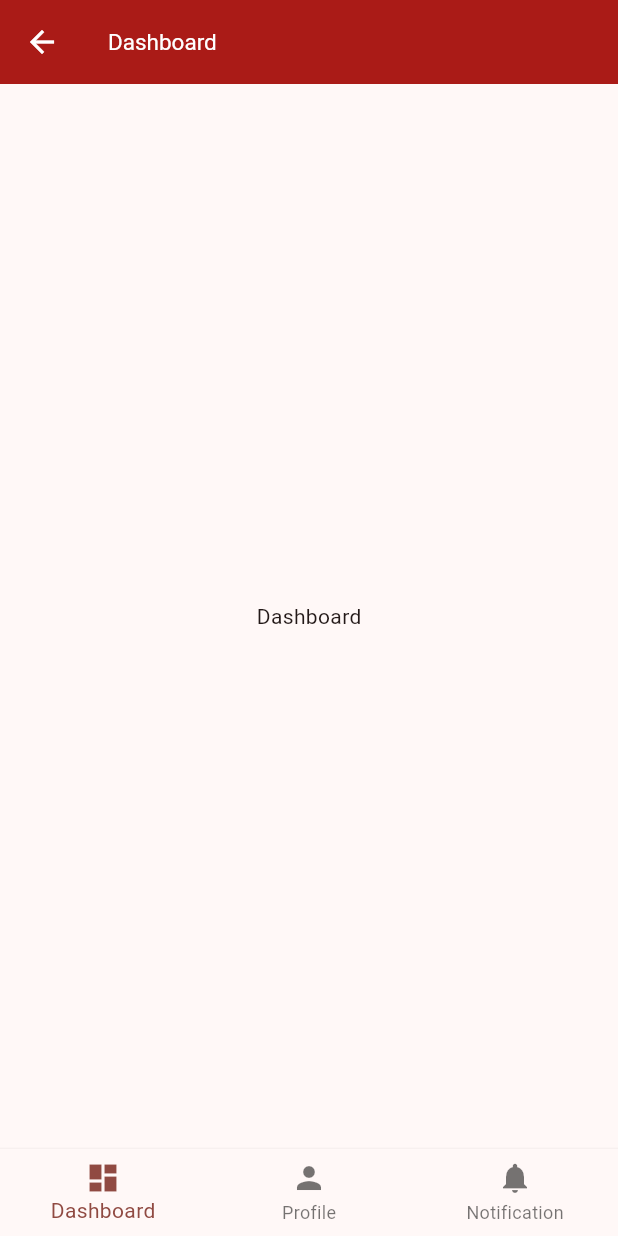
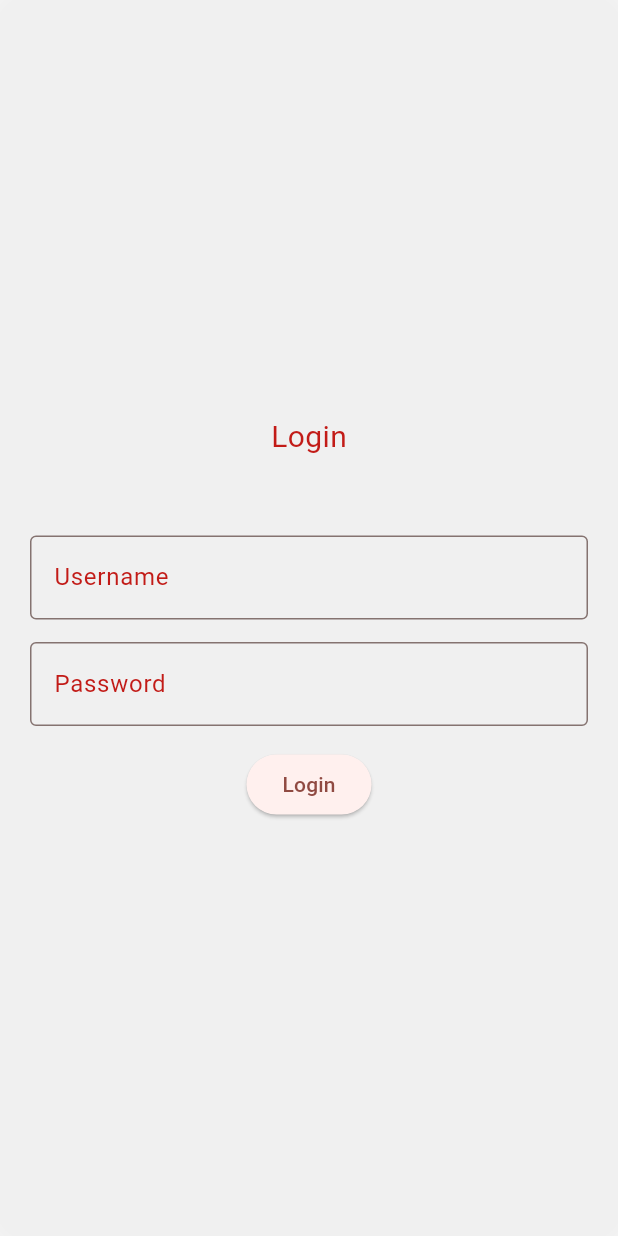
Before and after one commit to prashantfepale/imossadmin, a Flutter app: the screen it shows after launch, on a phone screen of 412 x 824 dp. Run offline on Flutter 3.47's test engine with Material 3 defaults, Android fonts, the phone set to English and light mode, and no system bars; our stand-ins replace get, google_fonts, sizer.

Commit message:
login form added

```diff
--- a/lib/modules/app/controller/login_controller.dart
+++ /dev/null
@@ -1,4 +0,0 @@
-import 'package:get/get.dart';
-
-class LoginController extends GetxController {
-}
--- a/lib/modules/app/view/app.dart
+++ b/lib/modules/app/view/app.dart
@@ -17,7 +17,7 @@ class _AppState extends State<App> {
     super.initState();
 
     Future.delayed(const Duration(milliseconds: 5000), () {
-      Get.toNamed(AppRoutes.dashboard);
+      Get.offAllNamed(AppRoutes.login);
     });
   }
 
--- a/lib/modules/dashboard/view/dashboard_view.dart
+++ b/lib/modules/dashboard/view/dashboard_view.dart
@@ -1,7 +1,7 @@
 import 'package:flutter/material.dart';
 import 'package:get/get.dart';
 
-import '../../../shared/routes/app_routes.dart';
+import '../../../shared/widget/bottom_navigation.dart';
 import '../controller/dashboard_controller.dart';
 
 class DashboardView extends GetView<DashboardController> {
@@ -16,31 +16,7 @@ class DashboardView extends GetView<DashboardController> {
       body: const Center(
         child: Text("Dashboard"),
       ),
-      bottomNavigationBar: BottomNavigationBar(
-        elevation: 2,
-        onTap: (value) {
-          if(value == 1) {
-            Get.toNamed(AppRoutes.notifications);
-          }
-          if(value == 2) {
-            Get.toNamed(AppRoutes.notifications);
-          }
-        },
-        items: const <BottomNavigationBarItem>[
-          BottomNavigationBarItem(
-            icon: Icon(Icons.dashboard),
-            label: 'Dashboard',
-          ),
-          BottomNavigationBarItem(
-            icon: Icon(Icons.person),
-            label: 'Profile',
-          ),
-          BottomNavigationBarItem(
-            icon: Icon(Icons.notifications),
-            label: 'Notification',
-          ),
-        ],
-      ),
+      bottomNavigationBar: customBottomNavigation(),
     );
   }
 }
--- a/lib/modules/login/binding/login_binding.dart
+++ b/lib/modules/login/binding/login_binding.dart
@@ -1,5 +1,6 @@
 import 'package:get/get.dart';
-import 'package:imossadmin/modules/app/controller/login_controller.dart';
+
+import '../controller/login_controller.dart';
 
 class LoginBinding extends Bindings {
   @override
--- /dev/null
+++ b/lib/modules/login/controller/login_controller.dart
@@ -0,0 +1,23 @@
+import 'package:flutter/material.dart';
+import 'package:get/get.dart';
+import 'package:imossadmin/shared/routes/app_routes.dart';
+
+class LoginController extends GetxController {
+  final TextEditingController username = TextEditingController();
+  final TextEditingController password = TextEditingController();
+
+  RxString errorString = "".obs;
+
+  login() {
+    String uname = username.text;
+    String passwd = password.text;
+    if (uname == "" || passwd == "") {
+      errorString.value = "Please enter username/password!";
+      return;
+    } else if (uname != "admin" || passwd != "admin") {
+      errorString.value = "Please enter username/password!";
+    } else {
+      Get.offAndToNamed(AppRoutes.dashboard);
+    }
+  }
+}
--- a/lib/modules/login/view/login.dart
+++ b/lib/modules/login/view/login.dart
@@ -1,29 +1,75 @@
 import 'package:flutter/material.dart';
 import 'package:get/get.dart';
+import 'package:imossadmin/modules/login/controller/login_controller.dart';
+import 'package:imossadmin/shared/style/app_colors.dart';
 
-import '../../../shared/routes/app_routes.dart';
-
-class Login extends StatefulWidget {
-  const Login({Key? key}) : super(key: key);
-
-  @override
-  State<Login> createState() => _AppState();
-}
-
-class _AppState extends State<Login> {
-  @override
-  void initState() {
-    super.initState();
-
-    Future.delayed(const Duration(milliseconds: 1000), () {
-      Get.toNamed(AppRoutes.LOGIN);
-    });
-  }
+class LoginView extends GetView<LoginController> {
+  const LoginView({super.key});
 
   @override
   Widget build(BuildContext context) {
-    return Container(
-      child: Text("Login..."),
+    return Obx(
+      () => Scaffold(
+        backgroundColor: AppColors.body,
+        body: Container(
+          padding: const EdgeInsets.only(left: 20, right: 20),
+          decoration: BoxDecoration(
+            borderRadius: BorderRadius.circular(20),
+            boxShadow: const [
+              BoxShadow(
+                color: AppColors.boxShadowColor,
+                blurRadius: 3.0,
+                spreadRadius: 3.0,
+              )
+            ],
+          ),
+          child: Column(
+            mainAxisAlignment: MainAxisAlignment.center,
+            crossAxisAlignment: CrossAxisAlignment.center,
+            children: [
+              const Text(
+                "Login",
+                style: TextStyle(
+                  fontSize: 20,
+                  color: AppColors.primary1,
+                ),
+              ),
+              const SizedBox(height: 15),
+              Text(controller.errorString.value),
+              const SizedBox(height: 15),
+              usernamePasswordInput("USERNAME"),
+              const SizedBox(height: 15),
+              usernamePasswordInput("PASSWORD"),
+              const SizedBox(height: 15),
+              ElevatedButton(
+                onPressed: () {
+                  controller.login();
+                },
+                child: const Text("Login"),
+              ),
+            ],
+          ),
+        ),
+      ),
+    );
+  }
+
+  usernamePasswordInput(type) {
+    return TextField(
+      controller:
+          (type == "USERNAME") ? controller.username : controller.password,
+      obscureText: false,
+      style: const TextStyle(color: Colors.black),
+      decoration: InputDecoration(
+        focusedBorder: const OutlineInputBorder(
+          borderSide: BorderSide(color: Colors.black),
+        ),
+        labelText: (type == "USERNAME") ? 'Username' : "Password",
+        labelStyle: const TextStyle(color: AppColors.primary1),
+        border: const OutlineInputBorder(
+          borderSide: BorderSide(color: Colors.black),
+        ),
+      ),
     );
   }
 }
--- a/lib/shared/routes/app_pages.dart
+++ b/lib/shared/routes/app_pages.dart
@@ -1,5 +1,7 @@
 import 'package:get/get.dart';
 import 'package:imossadmin/modules/dashboard/view/dashboard_view.dart';
+import 'package:imossadmin/modules/login/binding/login_binding.dart';
+import 'package:imossadmin/modules/login/view/login.dart';
 import 'package:imossadmin/modules/notifications/bindings/notifications_binding.dart';
 
 import '../../modules/app/binding/app_binding.dart';
@@ -25,6 +27,11 @@ class AppPages {
       name: AppRoutes.dashboard,
       page: () => const DashboardView(),
       binding: AppBinding(),
-    )
+    ),
+    GetPage(
+      name: AppRoutes.login,
+      page: () => const LoginView(),
+      binding: LoginBinding(),
+    ),
   ];
 }
--- a/lib/shared/routes/app_routes.dart
+++ b/lib/shared/routes/app_routes.dart
@@ -2,7 +2,7 @@ abstract class AppRoutes {
   AppRoutes._();
 
   static const String APP = '/';
-  static const String LOGIN = '/login';
+  static const String login = '/login';
   static const String dashboard = '/dashboard';
   static const String notifications = '/Notifications';
 }
--- a/lib/shared/style/app_colors.dart
+++ b/lib/shared/style/app_colors.dart
@@ -11,5 +11,5 @@ abstract class AppColors {
   static const Color opacityColor = Color(0xFF203E47);
 
   static const Color white = Color(0xFFFFFFFF);
-
+  static const Color boxShadowColor = Color(0xFFF0F0F0);
 }
```
Also changed, not shown: lib/modules/app/binding/login_binding.dart (deleted, +0 -9 lines), lib/modules/dashboard/binding/login_binding.dart (deleted, +0 -9 lines), lib/modules/notifications/view/app_notifications.dart (+6 -1 lines), lib/shared/widget/bottom_navigation.dart (added, +35 -0 lines).
